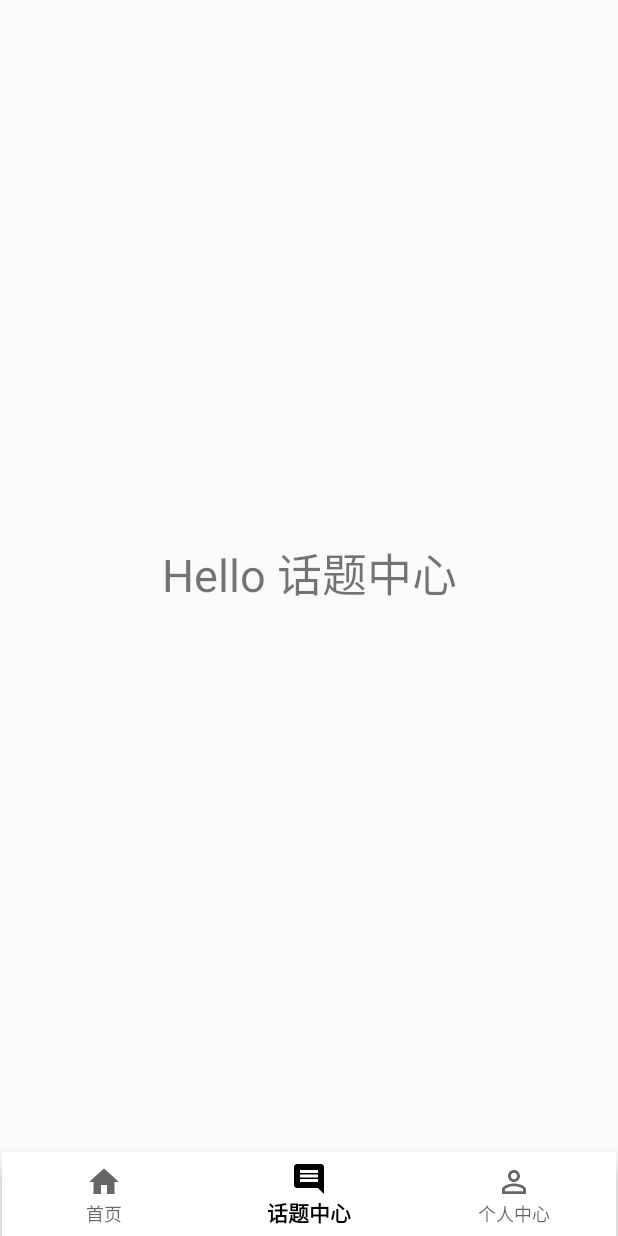
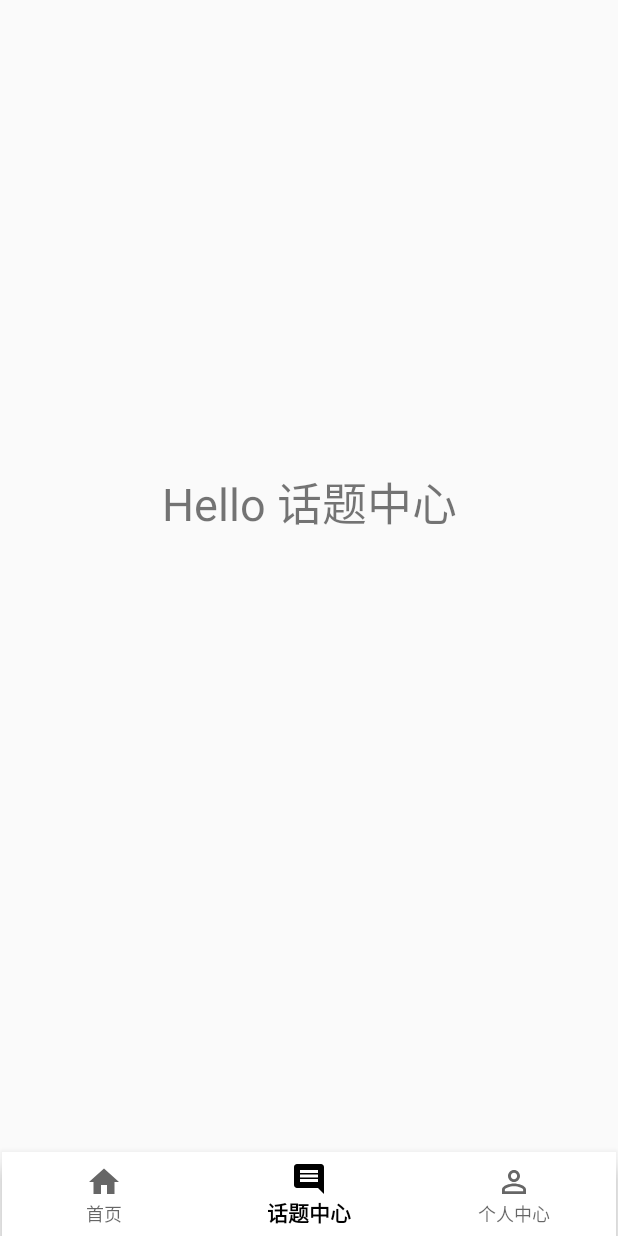
Before and after one commit to CHENEY-0314/Talent_bank, an Android app: the MainActivity screen opened directly, with no data from a screen before it, item 2 of the bottom bar chosen, on a phone screen of 412 x 824 dp. Run offline under Robolectric (Android 15) with nearby library versions, the phone set to English and light mode, and no system bars.

Commit message:
add ViewPager

```diff
--- a/app/src/main/AndroidManifest.xml
+++ b/app/src/main/AndroidManifest.xml
@@ -9,10 +9,10 @@
         android:roundIcon="@mipmap/ic_launcher_round"
         android:supportsRtl="true"
         android:theme="@style/AppTheme">
-        <activity android:name=".RegisterLastActivity"></activity>
-        <activity android:name=".RegisterBasedActivity" />
+        <activity android:name=".register.RegisterLastActivity"></activity>
+        <activity android:name=".register.RegisterBasedActivity" />
         <activity android:name=".SignUPActivity" />
-        <activity android:name=".RegisterActivity"/>
+        <activity android:name=".register.RegisterActivity"/>
         <activity android:name=".LoginActivity" />
         <activity android:name=".GuideActivity">
             <intent-filter>
--- a/app/src/main/java/com/example/talent_bank/LoginActivity.java
+++ b/app/src/main/java/com/example/talent_bank/LoginActivity.java
@@ -7,6 +7,8 @@ import android.content.Intent;
 import android.os.Bundle;
 import android.view.View;
 import android.widget.Button;
+
+import com.example.talent_bank.register.RegisterActivity;
 
 public class LoginActivity extends AppCompatActivity {
 
@@ -37,7 +39,7 @@ public class LoginActivity extends AppCompatActivity {
             switch (v.getId()){
                 case R.id.btn_register:
                     //跳转到Register界面
-                    startActivity(new Intent(LoginActivity.this,RegisterActivity.class), ActivityOptions.makeSceneTransitionAnimation(LoginActivity.this).toBundle());
+                    startActivity(new Intent(LoginActivity.this, RegisterActivity.class), ActivityOptions.makeSceneTransitionAnimation(LoginActivity.this).toBundle());
                     break;
                 case R.id.btn_signEnter:
                     //跳转到SignUP界面
--- a/app/src/main/java/com/example/talent_bank/MainActivity.java
+++ b/app/src/main/java/com/example/talent_bank/MainActivity.java
@@ -1,20 +1,35 @@
 package com.example.talent_bank;
 
+import androidx.annotation.NonNull;
 import androidx.appcompat.app.AppCompatActivity;
-import androidx.navigation.NavController;
-import androidx.navigation.Navigation;
-import androidx.navigation.ui.AppBarConfiguration;
-import androidx.navigation.ui.NavigationUI;
+import androidx.fragment.app.Fragment;
+import androidx.viewpager.widget.ViewPager;
 
 import android.content.Context;
 import android.os.Build;
 import android.os.Bundle;
+import android.view.MenuItem;
 import android.view.View;
 import android.view.Window;
 
+import com.example.talent_bank.home_page.HomeFragment;
+import com.example.talent_bank.home_page.MainFragment;
+import com.example.talent_bank.home_page.TalkingFragment;
 import com.google.android.material.bottomnavigation.BottomNavigationView;
 
+import java.util.ArrayList;
+import java.util.List;
+
 public class MainActivity extends AppCompatActivity {
+    //Fragment集合
+    List<Fragment> mFragments;
+    //组件
+    private BottomNavigationView bottomNavigationView;
+    private ViewPager viewPager;
+    //适配器
+    private ViewPagerAdapterForNav mViewPagerAdapterForNav;
+
+    private MenuItem menuItem;
 
     @Override
     protected void onCreate(Bundle savedInstanceState) {
@@ -27,11 +42,73 @@ public class MainActivity extends AppCompatActivity {
 
         super.onCreate(savedInstanceState);
         setContentView(R.layout.activity_main);
-        BottomNavigationView bottomNavigationView = findViewById(R.id.bottomNavigationView2);
-        NavController navController = Navigation.findNavController(this,R.id.fragment2);
-        AppBarConfiguration configuration = new AppBarConfiguration.Builder(bottomNavigationView.getMenu()).build();
-        NavigationUI.setupWithNavController(bottomNavigationView,navController);
+        //实例化组件
+        initElement();
+        //初始化Fragment集合
+        initFragments();
+        //导航栏与ViewPager联动
+        //给底部导航栏和ViewPager设置监听器
+        bottomNavigationView.setOnNavigationItemSelectedListener(mOnNavigationItemSelectedListener);
+        viewPager.addOnPageChangeListener(new ViewPager.OnPageChangeListener() {
+            @Override
+            public void onPageScrolled(int position, float positionOffset, int positionOffsetPixels) {
+
+            }
+
+            @Override
+            public void onPageSelected(int position) {
+                if (menuItem != null) {
+                    menuItem.setChecked(false);
+                } else {
+                    bottomNavigationView.getMenu().getItem(0).setChecked(false);
+                }
+                menuItem = bottomNavigationView.getMenu().getItem(position);
+                menuItem.setChecked(true);
+
+            }
+
+            @Override
+            public void onPageScrollStateChanged(int state) {
+
+            }
+        });
+        //为ViewPager设置适配器
+        mViewPagerAdapterForNav = new ViewPagerAdapterForNav(getSupportFragmentManager());
+        viewPager.setAdapter(mViewPagerAdapterForNav);
+        mViewPagerAdapterForNav.setFragment(mFragments);
     }
+
+    private void initElement() {
+        bottomNavigationView = findViewById(R.id.bottomNavigationView2);
+        viewPager = findViewById(R.id.viewPager);
+    }
+
+    private void initFragments() {
+        mFragments = new ArrayList<>();
+        mFragments.add(MainFragment.newInstance());
+        mFragments.add(TalkingFragment.newInstance());
+        mFragments.add(HomeFragment.newInstance());
+    }
+
+    private BottomNavigationView.OnNavigationItemSelectedListener mOnNavigationItemSelectedListener = new BottomNavigationView.OnNavigationItemSelectedListener() {
+        @Override
+        public boolean onNavigationItemSelected(@NonNull MenuItem item) {
+            menuItem = item;
+            switch (item.getItemId()) {
+                case R.id.mainFragment:
+                    viewPager.setCurrentItem(0);
+                    return true;
+                case R.id.talkingFragment:
+                    viewPager.setCurrentItem(1);
+                    return true;
+                case R.id.homeFragment:
+                    viewPager.setCurrentItem(2);
+                    return true;
+            }
+            return false;
+        }
+    };
+
     private static int getStatusBarHeight(Context context) {
         int result = 0;
         int resourceId = context.getResources().getIdentifier(
--- /dev/null
+++ b/app/src/main/java/com/example/talent_bank/ViewPagerAdapterForNav.java
@@ -0,0 +1,35 @@
+package com.example.talent_bank;
+
+import androidx.annotation.NonNull;
+import androidx.fragment.app.Fragment;
+import androidx.fragment.app.FragmentManager;
+import androidx.fragment.app.FragmentStatePagerAdapter;
+
+import java.util.ArrayList;
+import java.util.List;
+
+public class ViewPagerAdapterForNav extends FragmentStatePagerAdapter {
+    private List<Fragment> mFragment = new ArrayList<>();
+
+    public ViewPagerAdapterForNav(@NonNull FragmentManager fm) {
+        super(fm);
+    }
+    @Override
+    public Fragment getItem(int position) {
+        return mFragment.get(position);
+    }
+
+    @Override
+    public int getCount() {
+        if (mFragment == null) {
+            return 0;
+        } else {
+            return mFragment.size();
+        }
+    }
+
+    public void setFragment(List<Fragment> fragments) {
+        this.mFragment = fragments;
+        notifyDataSetChanged();
+    }
+}
--- a/app/src/main/java/com/example/talent_bank/HomeFragment.java
+++ b/app/src/main/java/com/example/talent_bank/home_page/HomeFragment.java
@@ -1,4 +1,4 @@
-package com.example.talent_bank;
+package com.example.talent_bank.home_page;
 
 import androidx.lifecycle.ViewModelProviders;
 import android.os.Bundle;
@@ -8,6 +8,9 @@ import androidx.fragment.app.Fragment;
 import android.view.LayoutInflater;
 import android.view.View;
 import android.view.ViewGroup;
+
+import com.example.talent_bank.HomeViewModel;
+import com.example.talent_bank.R;
 
 public class HomeFragment extends Fragment {
 
--- a/app/src/main/java/com/example/talent_bank/TalkingFragment.java
+++ b/app/src/main/java/com/example/talent_bank/home_page/MainFragment.java
@@ -1,4 +1,4 @@
-package com.example.talent_bank;
+package com.example.talent_bank.home_page;
 
 import androidx.lifecycle.ViewModelProviders;
 
@@ -12,24 +12,27 @@ import android.view.LayoutInflater;
 import android.view.View;
 import android.view.ViewGroup;
 
-public class TalkingFragment extends Fragment {
+import com.example.talent_bank.MainViewModel;
+import com.example.talent_bank.R;
 
-    private TalkingViewModel mViewModel;
+public class MainFragment extends Fragment {
 
-    public static TalkingFragment newInstance() {
-        return new TalkingFragment();
+    private MainViewModel mViewModel;
+
+    public static MainFragment newInstance() {
+        return new MainFragment();
     }
 
     @Override
     public View onCreateView(@NonNull LayoutInflater inflater, @Nullable ViewGroup container,
                              @Nullable Bundle savedInstanceState) {
-        return inflater.inflate(R.layout.talking_fragment, container, false);
+        return inflater.inflate(R.layout.main_fragment, container, false);
     }
 
     @Override
     public void onActivityCreated(@Nullable Bundle savedInstanceState) {
         super.onActivityCreated(savedInstanceState);
-        mViewModel = ViewModelProviders.of(this).get(TalkingViewModel.class);
+        mViewModel = ViewModelProviders.of(this).get(MainViewModel.class);
         // TODO: Use the ViewModel
     }
 
--- a/app/src/main/java/com/example/talent_bank/MainFragment.java
+++ b/app/src/main/java/com/example/talent_bank/home_page/TalkingFragment.java
@@ -1,4 +1,4 @@
-package com.example.talent_bank;
+package com.example.talent_bank.home_page;
 
 import androidx.lifecycle.ViewModelProviders;
 
@@ -12,24 +12,27 @@ import android.view.LayoutInflater;
 import android.view.View;
 import android.view.ViewGroup;
 
-public class MainFragment extends Fragment {
+import com.example.talent_bank.R;
+import com.example.talent_bank.TalkingViewModel;
 
-    private MainViewModel mViewModel;
+public class TalkingFragment extends Fragment {
 
-    public static MainFragment newInstance() {
-        return new MainFragment();
+    private TalkingViewModel mViewModel;
+
+    public static TalkingFragment newInstance() {
+        return new TalkingFragment();
     }
 
     @Override
     public View onCreateView(@NonNull LayoutInflater inflater, @Nullable ViewGroup container,
                              @Nullable Bundle savedInstanceState) {
-        return inflater.inflate(R.layout.main_fragment, container, false);
+        return inflater.inflate(R.layout.talking_fragment, container, false);
     }
 
     @Override
     public void onActivityCreated(@Nullable Bundle savedInstanceState) {
         super.onActivityCreated(savedInstanceState);
-        mViewModel = ViewModelProviders.of(this).get(MainViewModel.class);
+        mViewModel = ViewModelProviders.of(this).get(TalkingViewModel.class);
         // TODO: Use the ViewModel
     }
 
--- a/app/src/main/java/com/example/talent_bank/RegisterLastActivity.java
+++ b/app/src/main/java/com/example/talent_bank/register/RegisterLastActivity.java
@@ -1,4 +1,4 @@
-package com.example.talent_bank;
+package com.example.talent_bank.register;
 
 import androidx.appcompat.app.AppCompatActivity;
 
@@ -12,6 +12,9 @@ import android.view.View;
 import android.view.Window;
 import android.widget.Button;
 import android.widget.ImageView;
+
+import com.example.talent_bank.R;
+import com.example.talent_bank.SignUPActivity;
 
 import cn.refactor.lib.colordialog.ColorDialog;
 
--- a/app/src/main/res/layout/activity_main.xml
+++ b/app/src/main/res/layout/activity_main.xml
@@ -5,6 +5,16 @@
     android:layout_width="match_parent"
     android:layout_height="match_parent"
     tools:context=".MainActivity">
+
+    <androidx.viewpager.widget.ViewPager
+        android:id="@+id/viewPager"
+        android:layout_width="match_parent"
+        android:layout_height="0dp"
+        app:layout_constraintBottom_toTopOf="@+id/bottomNavigationView2"
+        app:layout_constraintEnd_toEndOf="parent"
+        app:layout_constraintHorizontal_bias="0.0"
+        app:layout_constraintStart_toStartOf="parent"
+        app:layout_constraintTop_toTopOf="parent" />
 
     <com.google.android.material.bottomnavigation.BottomNavigationView
         android:id="@+id/bottomNavigationView2"
@@ -16,16 +26,4 @@
         app:layout_constraintStart_toStartOf="parent"
         app:menu="@menu/menu" />
 
-    <fragment
-        android:id="@+id/fragment2"
-        android:name="androidx.navigation.fragment.NavHostFragment"
-        android:layout_width="409dp"
-        android:layout_height="673dp"
-        app:defaultNavHost="true"
-        app:layout_constraintBottom_toTopOf="@+id/bottomNavigationView2"
-        app:layout_constraintEnd_toEndOf="parent"
-        app:layout_constraintStart_toStartOf="parent"
-        app:layout_constraintTop_toTopOf="parent"
-        app:navGraph="@navigation/navigation" />
-
 </androidx.constraintlayout.widget.ConstraintLayout>
--- a/app/src/main/res/layout/activity_register.xml
+++ b/app/src/main/res/layout/activity_register.xml
@@ -4,7 +4,7 @@
     xmlns:tools="http://schemas.android.com/tools"
     android:layout_width="match_parent"
     android:layout_height="match_parent"
-    tools:context=".RegisterActivity"
+    tools:context=".register.RegisterActivity"
     android:orientation="vertical">
     <LinearLayout
         android:id="@+id/Rhead"
--- a/app/src/main/res/layout/activity_register_based.xml
+++ b/app/src/main/res/layout/activity_register_based.xml
@@ -5,7 +5,7 @@
     android:layout_width="match_parent"
     android:layout_height="match_parent"
     android:orientation="vertical"
-    tools:context=".RegisterBasedActivity">
+    tools:context=".register.RegisterBasedActivity">
 
     <LinearLayout
         android:id="@+id/RBhead"
--- a/app/src/main/res/layout/activity_register_last.xml
+++ b/app/src/main/res/layout/activity_register_last.xml
@@ -4,7 +4,7 @@
     xmlns:tools="http://schemas.android.com/tools"
     android:layout_width="match_parent"
     android:layout_height="match_parent"
-    tools:context=".RegisterLastActivity"
+    tools:context=".register.RegisterLastActivity"
     android:orientation="vertical">
 
     <LinearLayout
--- a/app/src/main/res/layout/home_fragment.xml
+++ b/app/src/main/res/layout/home_fragment.xml
@@ -4,7 +4,7 @@
     xmlns:tools="http://schemas.android.com/tools"
     android:layout_width="match_parent"
     android:layout_height="match_parent"
-    tools:context=".HomeFragment">
+    tools:context=".home_page.HomeFragment">
 
     <TextView
         android:id="@+id/textView5"
--- a/app/src/main/res/layout/main_fragment.xml
+++ b/app/src/main/res/layout/main_fragment.xml
@@ -4,7 +4,7 @@
     xmlns:tools="http://schemas.android.com/tools"
     android:layout_width="match_parent"
     android:layout_height="match_parent"
-    tools:context=".MainFragment">
+    tools:context=".home_page.MainFragment">
 
     <TextView
         android:id="@+id/textView6"
--- a/app/src/main/res/layout/talking_fragment.xml
+++ b/app/src/main/res/layout/talking_fragment.xml
@@ -4,7 +4,7 @@
     xmlns:tools="http://schemas.android.com/tools"
     android:layout_width="match_parent"
     android:layout_height="match_parent"
-    tools:context=".TalkingFragment">
+    tools:context=".home_page.TalkingFragment">
 
     <TextView
         android:id="@+id/textView4"
--- a/app/src/main/res/navigation/navigation.xml
+++ /dev/null
@@ -1,23 +0,0 @@
-<?xml version="1.0" encoding="utf-8"?>
-<navigation xmlns:android="http://schemas.android.com/apk/res/android"
-    xmlns:app="http://schemas.android.com/apk/res-auto"
-    xmlns:tools="http://schemas.android.com/tools"
-    android:id="@+id/navigation"
-    app:startDestination="@id/mainFragment">
-
-    <fragment
-        android:id="@+id/mainFragment"
-        android:name="com.example.talent_bank.MainFragment"
-        android:label="首页"
-        tools:layout="@layout/main_fragment" />
-    <fragment
-        android:id="@+id/talkingFragment"
-        android:name="com.example.talent_bank.TalkingFragment"
-        android:label="话题中心"
-        tools:layout="@layout/talking_fragment" />
-    <fragment
-        android:id="@+id/homeFragment"
-        android:name="com.example.talent_bank.HomeFragment"
-        android:label="个人中心"
-        tools:layout="@layout/home_fragment" />
-</navigation>
```
Also changed, not shown: app/src/main/java/com/example/talent_bank/register/RegisterActivity.java (renamed from app/src/main/java/com/example/talent_bank/RegisterActivity.java, +5 -3 lines), app/src/main/java/com/example/talent_bank/register/RegisterBasedActivity.java (renamed from app/src/main/java/com/example/talent_bank/RegisterBasedActivity.java, +5 -2 lines).
